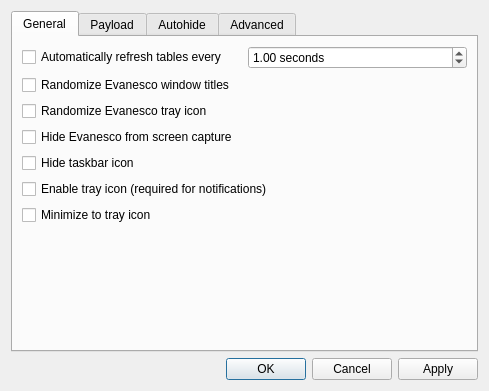
Before: the Qt Designer form src/prefdialog.ui in k4yt3x/Evanesco, drawn with Qt 5.
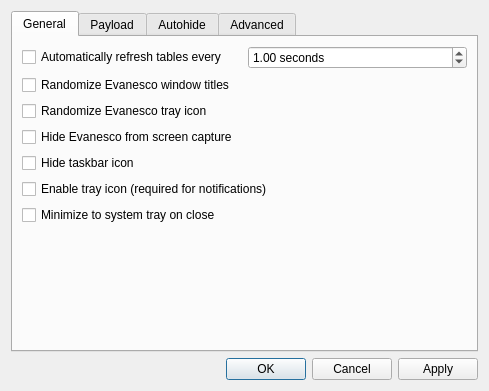
After: the same form once the commit is applied. Icons and pictures are not drawn.

Commit message: feat: change minimize to tray to close to tray

Patch:
```diff
--- a/src/prefdialog.ui
+++ b/src/prefdialog.ui
@@ -89,7 +89,7 @@
        <item>
         <widget class="QCheckBox" name="minimizeToTrayCheckBox">
          <property name="text">
-          <string>Minimize to tray icon</string>
+          <string>Minimize to system tray on close</string>
          </property>
         </widget>
        </item>
```
Left out of the diff: 2 changed lines with no effect on the pictures. The commit also changes 5 other files.
